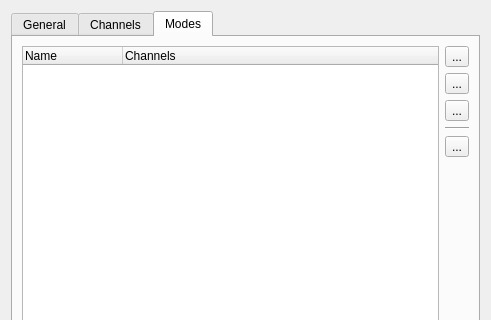
Old version of the form trunk/fixtureeditor/fixtureeditor.ui in the repository Bondzio/qlc; both pictures show x 0 to 491 and y 0 to 320 of the 491 by 481 pixel window.
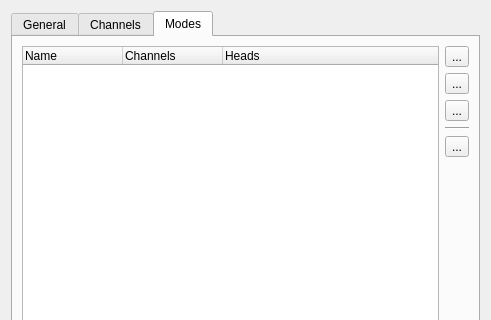
New version of the form. The open tabs and pages were chosen to show the change. Icons and pictures are not drawn.

Commit message: Display head count in fixture editor modes tab

Patch:
```diff
--- a/trunk/fixtureeditor/fixtureeditor.ui
+++ b/trunk/fixtureeditor/fixtureeditor.ui
@@ -384,6 +384,11 @@
            <string>Channels</string>
           </property>
          </column>
+         <column>
+          <property name="text">
+           <string>Heads</string>
+          </property>
+         </column>
         </widget>
        </item>
        <item row="0" column="1">
```
The commit also changes 1 other file.
